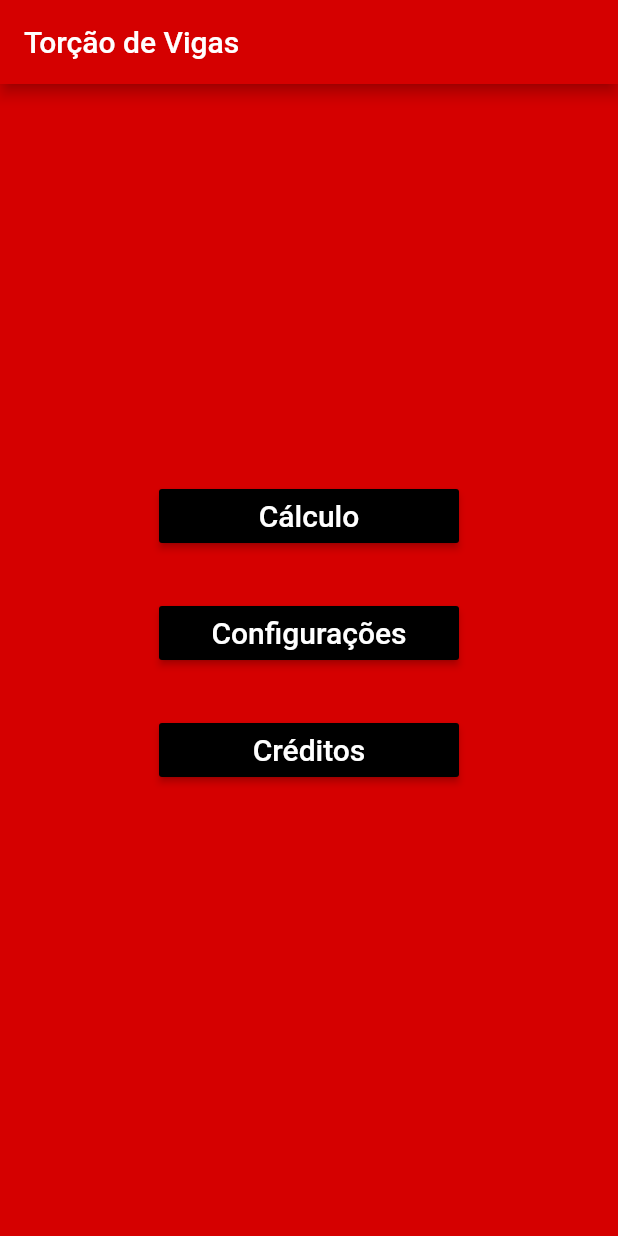
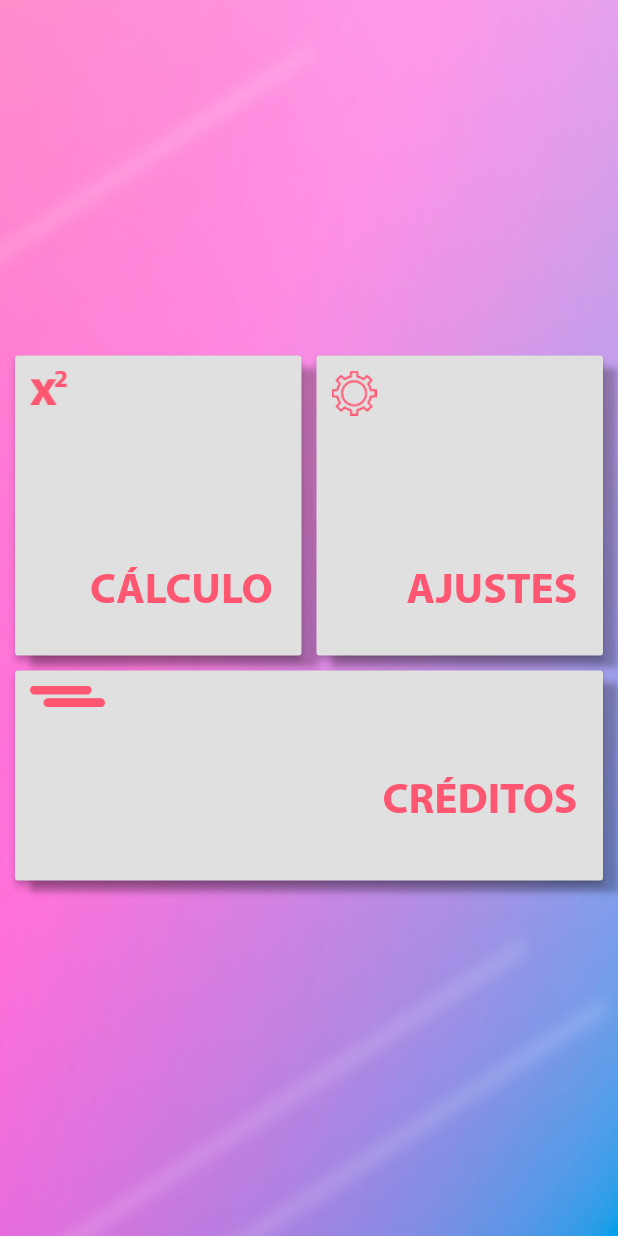
Before and after one commit to vsoldera/App-Resmat, a Flutter app: the screen it shows after launch, on a phone screen of 412 x 824 dp. Run offline on Flutter 3.47's test engine with Material 2 defaults, Android fonts, the phone set to English and light mode, and no system bars; our stand-ins replace shared_preferences.

Commit message:
Novo Layout

```diff
--- a/resmat/lib/Home.dart
+++ b/resmat/lib/Home.dart
@@ -8,73 +8,192 @@ import 'Configurations.dart';
 class Home extends StatelessWidget {
   Widget build(BuildContext context) {
     return Scaffold(
-      backgroundColor: Colors.redAccent[700],
-      appBar: AppBar(
-        backgroundColor: Colors.redAccent[700],
-        title: Text('Torção de Vigas'),
-      ),
-      body: MenuButtons(),
+      appBar: null,
+      body: Container(
+        decoration: BoxDecoration(
+            image: DecorationImage(
+                image: AssetImage("images/back1.jpg"), fit: BoxFit.fill )),
+        child: Center(
+          heightFactor: 5,
+          child: MenuButtons())
+      )
     );
   }
 }
 
 class MenuButtons extends StatelessWidget {
+
+  var btnCalculo = Expanded(
+                child: Container(
+                  decoration: new BoxDecoration(
+                      boxShadow: [
+                        BoxShadow(
+                          color: Colors.black26,
+                          blurRadius: 3.0, // soften the shadow
+                          spreadRadius: 0.0, //extend the shadow
+                          offset: Offset(
+                            10.0, // Move to right 10  horizontally
+                            8.0, // Move to bottom 10 Vertically
+                          ),
+                        )
+                      ],
+                  ),
+                child: RaisedButton(
+                onPressed: () {},
+                textColor: Color(0xFFFF5671),
+                padding: const EdgeInsets.all(0.0),
+                child: Container(
+                height: 200,
+                decoration:  BoxDecoration(
+                    color: Color(0xFFFFFF),
+                ),
+                padding: const EdgeInsets.all(10.0),
+                child:
+                Row(
+                  children: <Widget>[
+                    Column(
+                      children: <Widget> [ SizedBox(child: Image.asset('images/xicon.png'), width:25 )],
+                    ),
+                    Column(
+                      children: <Widget> [
+                        Container(
+                    padding: const EdgeInsets.fromLTRB(15, 130, 5, 10),
+                    child: const Text('CÁLCULO', style: TextStyle(fontFamily: 'Myriad-Bold', fontSize: 29)),
+                    )],
+                    ),
+
+                ],)
+            ),
+        )
+  ),
+  );
+
+var btnAjustes = Expanded(
+                child: Container(
+                  decoration: new BoxDecoration(
+                      boxShadow: [
+                        BoxShadow(
+                          color: Colors.black26,
+                          blurRadius: 3.0, // soften the shadow
+                          spreadRadius: 0.0, //extend the shadow
+                          offset: Offset(
+                            10.0, // Move to right 10  horizontally
+                            8.0, // Move to bottom 10 Vertically
+                          ),
+                        )
+                      ],
+                  ),
+                child: RaisedButton(
+                onPressed: () {},
+                textColor: Color(0xFFFF5671),
+                padding: const EdgeInsets.all(0.0),
+                child: Container(
+                height: 200,
+                decoration:  BoxDecoration(
+                    color: Color(0xFFFFFF),
+                ),
+                padding: const EdgeInsets.all(10.0),
+                child:
+                Row(
+                  children: <Widget>[
+                    Column(
+                      children: <Widget> [ SizedBox(child: Image.asset('images/ajustes.png'), width:30 ),],
+                    ),
+                    Column(
+                      children: <Widget> [
+                        Container(
+                    padding: const EdgeInsets.fromLTRB(20, 130, 5, 10),
+                    child: const Text('AJUSTES', style: TextStyle(fontFamily: 'Myriad-Bold', fontSize: 29)),
+                    )],
+                    ),
+
+                ],)
+            ),
+        )
+  ),
+  );
+
+var btnCreditos =
+                 Expanded(
+                child: Container(
+                  decoration: new BoxDecoration(
+                      boxShadow: [
+                        BoxShadow(
+                          color: Colors.black26,
+                          blurRadius: 3.0, // soften the shadow
+                          spreadRadius: 0.0, //extend the shadow
+                          offset: Offset(
+                            10.0, // Move to right 10  horizontally
+                            8.0, // Move to bottom 10 Vertically
+                          ),
+                        )
+                      ],
+                  ),
+                child: RaisedButton(
+                onPressed: () {},
+                textColor: Color(0xFFFF5671),
+                padding: const EdgeInsets.all(0.0),
+                child: Container(
+                height: 140,
+                decoration:  BoxDecoration(
+                    color: Color(0xFFFFFF),
+                ),
+                padding: const EdgeInsets.all(10.0),
+                child:
+                Row(
+                  children: <Widget>[
+                    Column(
+                      children: <Widget> [ SizedBox(child: Image.asset('images/creditosicon.png'), width:50 )],
+                    ),
+                    Column(
+                      children: <Widget> [
+                        Container(
+                    padding: const EdgeInsets.fromLTRB(185, 60, 5, 10),
+                    child: const Text('CRÉDITOS', style: TextStyle(fontFamily: 'Myriad-Bold', fontSize: 29)),
+                    )],
+                    ),
+
+                ],)
+            ),
+        )
+  ),
+  );
+
+
+
+
+
+
   Widget build(BuildContext context) {
-    return Center(
-      heightFactor: 3,child: Column(
+    return
+    Container(
+      margin: EdgeInsets.fromLTRB(10, 0, 10, 0),
+      child:
+      Column(
       mainAxisSize: MainAxisSize.min,
       children: <Widget>[
-          SizedBox(height: 30),
-          ButtonTheme(
-            buttonColor: Colors.black,
-            minWidth: 200,
-            child: RaisedButton(
-                onPressed: () {
-                  //Enviar
-                  Navigator.pushAndRemoveUntil(
-                      context,
-                      MaterialPageRoute(
-                          builder: (context) => CalculationPage()),
-                      ModalRoute.withName("/Home"));
-                },
-                child: Text('Cálculo',
-                    style: TextStyle(fontSize: 20, color: Colors.white))),
+        Row(
+          children: <Widget>[
+            btnCalculo,
+            SizedBox(height: 200, width: 10),
+            btnAjustes,
+            ],
           ),
-          SizedBox(height: 30),
-          ButtonTheme(
-              buttonColor: Colors.black,
-              minWidth: 200,
-              child: RaisedButton(
-                onPressed: () {
-                  //Enviar
-                  Navigator.pushAndRemoveUntil(
-                      context,
-                      MaterialPageRoute(
-                          builder: (context) => ConfigButtons()),
-                      ModalRoute.withName("/Home"));
-                },
-                child: Text('Configurações',
-                    style: TextStyle(fontSize: 20, color: Colors.white)),
+        SizedBox(height: 10),
+        Row(
+          children: <Widget>[
+            btnCreditos,
+            ],
           )
-              ),
-          SizedBox(height: 30),
-          ButtonTheme(
-              buttonColor: Colors.black,
-              minWidth: 200,
-              child: RaisedButton(
-                onPressed: () {
-                  //Enviar
-                  Navigator.pushAndRemoveUntil(
-                      context,
-                      MaterialPageRoute(builder: (context) => CreditsPage()),
-                      ModalRoute.withName("/Home"));
-                },
-                child: Text('Créditos',
-                    style: TextStyle(fontSize: 20, color: Colors.white)),
-              )
-              ),
       ],
     ),
     );
+
+
+
+
+
+
+
 }
 }
```
Also changed, not shown: resmat/pubspec.yaml (+9 -0 lines), resmat/fonts/myriad-apple-bold-italic.ttf (added), resmat/fonts/myriad-bold-italic.ttf (added), resmat/images/ajustes.png (added), resmat/images/back.png (added), resmat/images/back1.jpg (added), resmat/images/creditosicon.png (added), resmat/images/xicon.png (added). Lines whose indentation alone changed are shown as unchanged.
